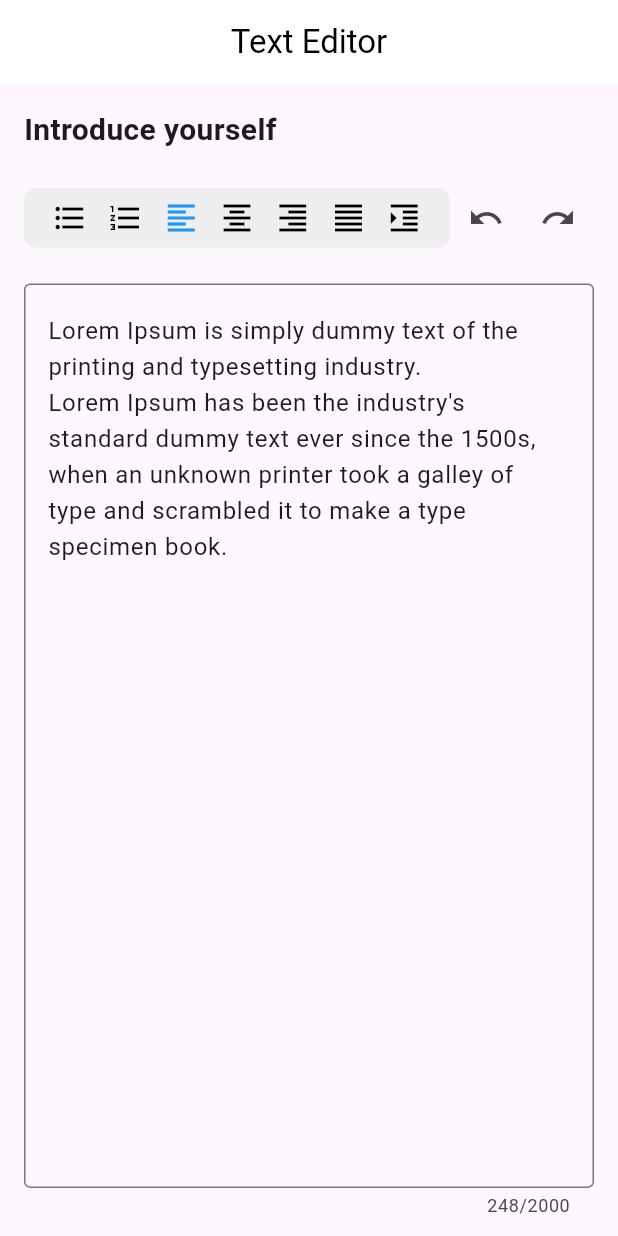
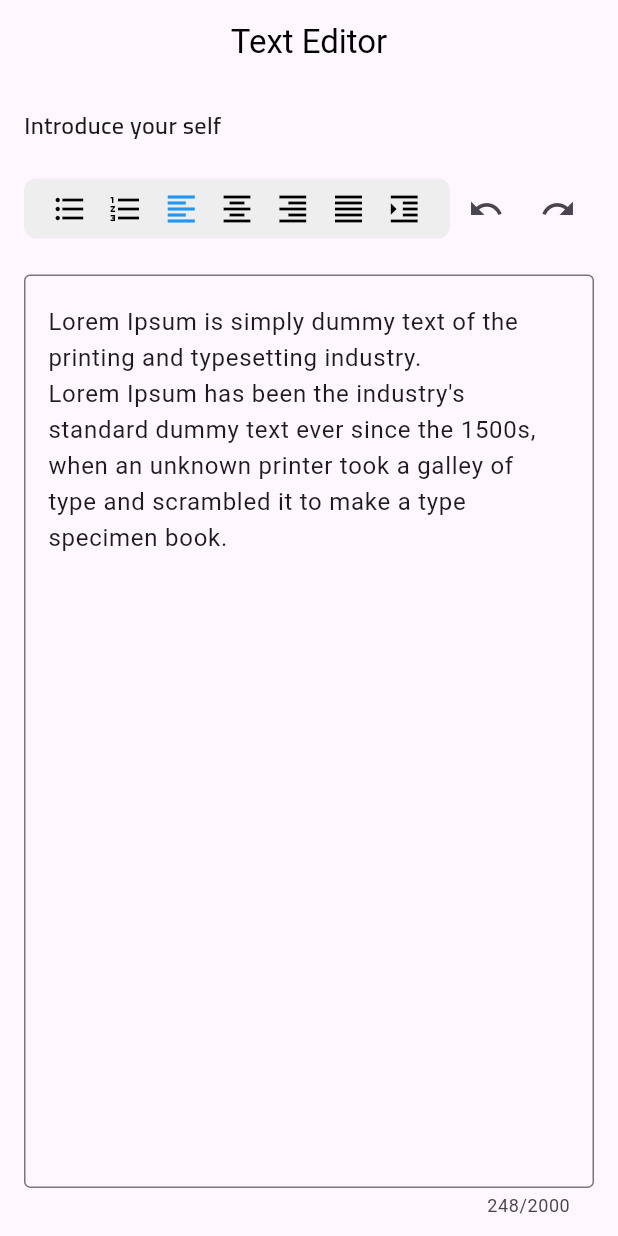
Before and after one commit to seifyaser/DigiFly, a Flutter app: the TextEditorScreen screen opened by its route, on a phone screen of 412 x 824 dp. Run offline on Flutter 3.47's test engine with Material 3 defaults, Android fonts, the phone set to English and light mode, and no system bars; our stand-ins replace flutter_bloc, flutter_svg.

Commit message:
refactor editorSCreen

```diff
--- a/lib/presentation/TextEditor_screen/TextEditorScreen.dart
+++ b/lib/presentation/TextEditor_screen/TextEditorScreen.dart
@@ -1,5 +1,7 @@
 import 'package:digify/presentation/TextEditor_screen/cubit/text_editor_cubit.dart';
 import 'package:digify/presentation/TextEditor_screen/cubit/text_editor_state.dart';
+import 'package:digify/presentation/TextEditor_screen/widgets/FormatToolBar.dart';
+import 'package:digify/theme/appTheme.dart';
 import 'package:flutter/material.dart';
 import 'package:flutter_bloc/flutter_bloc.dart';
 
@@ -32,32 +34,6 @@ when an unknown printer took a galley of type and scrambled it to make a type sp
     super.dispose();
   }
 
-  Widget _buildFormatToolbar(BuildContext context, TextEditorState state) {
-    return Container(
-      padding: const EdgeInsets.symmetric(horizontal: 12, vertical: 8),
-      decoration: BoxDecoration(
-        color: Colors.grey[200],
-        borderRadius: BorderRadius.circular(8),
-      ),
-      child: Row(
-        mainAxisAlignment: MainAxisAlignment.spaceAround,
-        children:
-            state.activeFormats.keys.map((iconData) {
-              final isActive = state.activeFormats[iconData]!;
-              return GestureDetector(
-                onTap:
-                    () =>
-                        context.read<TextEditorCubit>().toggleFormat(iconData),
-                child: Icon(
-                  iconData,
-                  color: isActive ? Colors.blue : Colors.black,
-                ),
-              );
-            }).toList(),
-      ),
-    );
-  }
-
   @override
   Widget build(BuildContext context) {
     return BlocConsumer<TextEditorCubit, TextEditorState>(
@@ -78,7 +54,7 @@ when an unknown printer took a galley of type and scrambled it to make a type sp
               style: TextStyle(color: Colors.black),
             ),
             centerTitle: true,
-            backgroundColor: Colors.white,
+
             elevation: 0,
           ),
           body: Padding(
@@ -86,15 +62,12 @@ when an unknown printer took a galley of type and scrambled it to make a type sp
             child: Column(
               crossAxisAlignment: CrossAxisAlignment.start,
               children: [
-                const Text(
-                  'Introduce yourself',
-                  style: TextStyle(fontSize: 20, fontWeight: FontWeight.bold),
-                ),
+                const Text('Introduce your self', style: Apptheme.heading3),
                 const SizedBox(height: 20),
                 // =========== ToolBar =========== //
                 Row(
                   children: [
-                    Expanded(child: _buildFormatToolbar(context, state)),
+                    Expanded(child: buildFormatToolbar(context, state)),
                     IconButton(
                       icon: const Icon(Icons.undo),
                       tooltip: 'Undo',
--- /dev/null
+++ b/lib/presentation/TextEditor_screen/widgets/FormatToolBar.dart
@@ -0,0 +1,30 @@
+import 'package:digify/presentation/TextEditor_screen/cubit/text_editor_cubit.dart';
+import 'package:digify/presentation/TextEditor_screen/cubit/text_editor_state.dart';
+import 'package:flutter/material.dart';
+import 'package:flutter_bloc/flutter_bloc.dart';
+
+Widget buildFormatToolbar(BuildContext context, TextEditorState state) {
+    return Container(
+      padding: const EdgeInsets.symmetric(horizontal: 12, vertical: 8),
+      decoration: BoxDecoration(
+        color: Colors.grey[200],
+        borderRadius: BorderRadius.circular(8),
+      ),
+      child: Row(
+        mainAxisAlignment: MainAxisAlignment.spaceAround,
+        children:
+            state.activeFormats.keys.map((iconData) {
+              final isActive = state.activeFormats[iconData]!;
+              return GestureDetector(
+                onTap:
+                    () =>
+                        context.read<TextEditorCubit>().toggleFormat(iconData),
+                child: Icon(
+                  iconData,
+                  color: isActive ? Colors.blue : Colors.black,
+                ),
+              );
+            }).toList(),
+      ),
+    );
+  }
--- a/lib/theme/appTheme.dart
+++ b/lib/theme/appTheme.dart
@@ -22,6 +22,13 @@ class Apptheme {
     fontSize: 14,
     fontWeight: FontWeight.w600, // SemiBold
     color: Color(0xff808080),
+  );
+
+ static const TextStyle heading3 = TextStyle(
+    fontFamily: fontFamily,
+    fontSize: 16,
+    fontWeight: FontWeight.w600, // SemiBold
+    color: Color(0xff1A1A1A),
   );
 
   static const TextStyle body = TextStyle(
```
